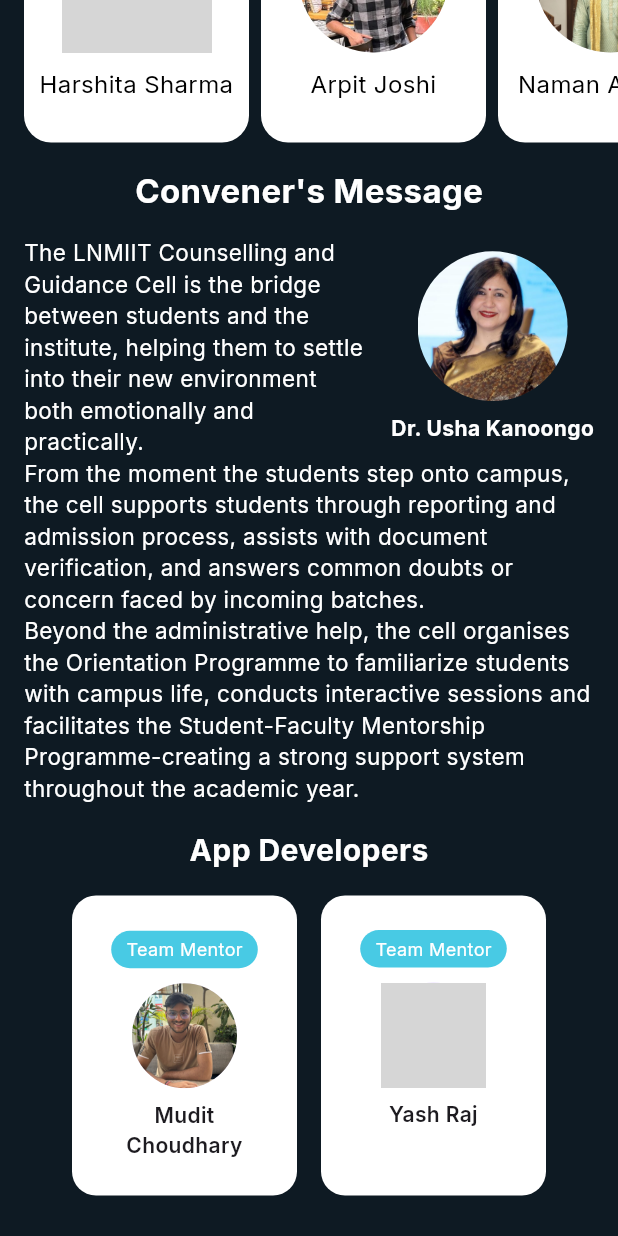
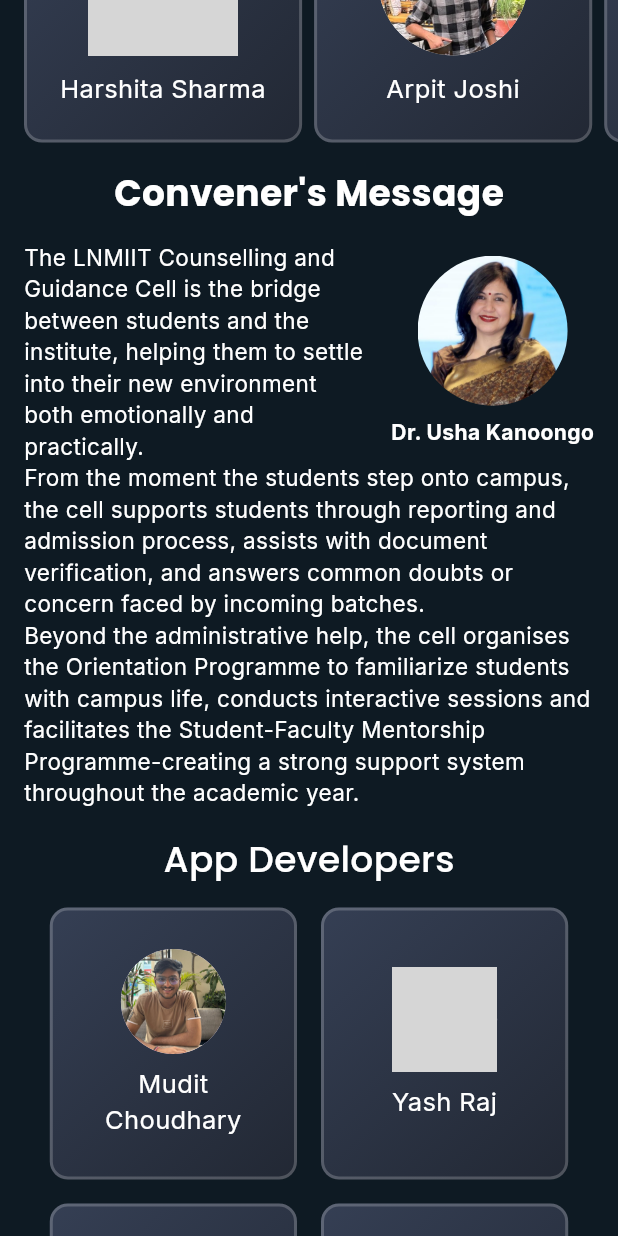
Before and after one commit to ZenithRizz/ccell, a Flutter app: the AboutCCellPage screen opened directly, scrolled down 1152 dp, on a phone screen of 412 x 824 dp. Run offline on Flutter 3.47's test engine with Material 3 defaults, Android fonts, the phone set to English and light mode, and no system bars; our stand-ins replace firebase_auth, firebase_core, google_fonts, google_sign_in, image_picker, salomon_bottom_bar and 1 more; accounts and stored records are empty; grey boxes are pictures that could not be loaded.

Commit message:
updated about page

```diff
--- a/lib/AboutCCellPage.dart
+++ b/lib/AboutCCellPage.dart
@@ -1,4 +1,5 @@
 import 'package:flutter/material.dart';
+import 'package:google_fonts/google_fonts.dart';
 import 'package:login_page/NewMember.dart';
 
 import 'package:login_page/TeamMentors.dart';
@@ -47,11 +48,11 @@ class AboutCCellPage extends StatelessWidget {
 
             const SizedBox(height: 50),
 
-            const Padding(
+            Padding(
               padding: EdgeInsets.all(16.0),
               child: Text(
                 "The LNM Institute of Information Technology",
-                style: TextStyle(
+                style: GoogleFonts.poppins(
                   color: Colors.white,
                   fontSize: 25,
                   fontWeight: FontWeight.bold,
@@ -61,11 +62,11 @@ class AboutCCellPage extends StatelessWidget {
 
             const SizedBox(height: 10),
 
-            const Padding(
+            Padding(
               padding: EdgeInsets.symmetric(horizontal: 16.0),
               child: Text(
                 "The Counseling Cell at LNMIIT fosters mental well-being and provides support through peer mentorship, professional guidance, and proactive outreach initiatives.",
-                style: TextStyle(color: Colors.white),
+                style: GoogleFonts.inter(color: Colors.white),
               ),
             ),
 
@@ -200,125 +201,25 @@ class NewSection extends StatelessWidget {
       children: [
         Text(
           title,
-          style: const TextStyle(
+          style: GoogleFonts.poppins(
             color: Colors.white,
-            fontSize: 20,
-            fontWeight: FontWeight.bold,
+            fontSize: 24,
+            fontWeight: FontWeight.w500,
           ),
-        ),
-
-        Row(
-          mainAxisAlignment: MainAxisAlignment.center,
-          children: [
-
-            Padding(
-              padding: const EdgeInsets.all(16.0),
-              child: Container(
-                height: 200,
-                width: 150,
-                padding: EdgeInsets.all(18),
-                decoration: BoxDecoration(
-                  color: Colors.white,
-                  borderRadius: BorderRadius.circular(16),
-                ),
-                child: Column(
-                  mainAxisAlignment: MainAxisAlignment.center,
-                  mainAxisSize: MainAxisSize.min,
-                  children: [
-                    Container(
-                      padding: const EdgeInsets.symmetric(
-                        horizontal: 10,
-                        vertical: 4,
-                      ),
-                      decoration: BoxDecoration(
-                        color: Color(0xFF48cae4),
-                        borderRadius: BorderRadius.circular(18),
-                      ),
-                      child: Text(
-                        'Team Mentor',
-                        style: const TextStyle(
-                          color: Colors.white,
-                          fontSize: 12,
-                        ),
-                      ),
-                    ),
-                    SizedBox(height: 10),
-                    CircleAvatar(
-                      radius: 35,
-                      backgroundImage: AssetImage(
-                        'assets/images/mudit_img.jpg',
-                      ),
-                    ),
-                    SizedBox(height: 8),
-                    Text(
-                      'Mudit Choudhary',
-                      textAlign: TextAlign.center,
-                      style: TextStyle(
-                        fontWeight: FontWeight.w600,
-                        fontSize: 14,
-                      ),
-                    ),
-                  ],
-                ),
-              ),
-            ),
-
-            Padding(
-              padding: const EdgeInsets.only(right: 16.0),
-              child: Container(
-                height: 200,
-                width: 150,
-                padding: EdgeInsets.all(18),
-                decoration: BoxDecoration(
-                  color: Colors.white,
-                  borderRadius: BorderRadius.circular(16),
-                ),
-                child: Column(
-
-                  mainAxisSize: MainAxisSize.min,
-                  children: [
-                    SizedBox(height: 5,),
-                    Container(
-                      padding: const EdgeInsets.symmetric(
-                        horizontal: 10,
-                        vertical: 4,
-                      ),
-                      decoration: BoxDecoration(
-                        color: Color(0xFF48cae4),
-                        borderRadius: BorderRadius.circular(18),
-                      ),
-                      child: Text(
-                        'Team Mentor',
-                        style: const TextStyle(
-                          color: Colors.white,
-                          fontSize: 12,
-                        ),
-                      ),
-                    ),
-                    SizedBox(height: 10),
-                    CircleAvatar(
-                      radius: 35,
-                      backgroundImage: AssetImage('assets/images/yash_raj.jpg'),
-                    ),
-                    SizedBox(height: 8),
-                    Text(
-                      'Yash Raj',
-                      textAlign: TextAlign.center,
-                      style: TextStyle(
-                        fontWeight: FontWeight.w600,
-                        fontSize: 14,
-                      ),
-                    ),
-                  ],
-                ),
-              ),
-            ),
-          ],
         ),
 
         SizedBox(height: 16),
         Column(
           children: [
+             Row(
+              mainAxisAlignment: MainAxisAlignment.center,
+              children: [
+                developerCard("Mudit Choudhary", "assets/images/mudit_img.jpg"),
+                SizedBox(width: 16),
+                developerCard("Yash Raj", "assets/images/yash_raj.jpg"),
+              ],
+            ),
+            SizedBox(height: 16),
             Row(
               mainAxisAlignment: MainAxisAlignment.center,
               children: [
@@ -353,48 +254,27 @@ class NewSection extends StatelessWidget {
   }
 }
 
-class NewCard extends StatelessWidget {
-  final NewMember member;
-
-  const NewCard({super.key, required this.member});
-
-  @override
-  Widget build(BuildContext context) {
-    return Container(
-      width: 150,
-      height: 200,
-      decoration: BoxDecoration(
-        color: Colors.white,
-        borderRadius: BorderRadius.circular(18),
-      ),
-      child: Column(
-        children: [
-          const SizedBox(height: 20),
-          CircleAvatar(
-            radius: 50,
-            backgroundImage: AssetImage(member.imagePath),
-            backgroundColor: Colors.grey.shade300,
-          ),
-          const SizedBox(height: 10),
-          Text(
-            member.name,
-            style: const TextStyle(color: Colors.black, fontSize: 16),
-            textAlign: TextAlign.center,
-          ),
-        ],
-      ),
-    );
-  }
-}
 
 Widget developerCard(String name, String imagePath) {
+
+
+  return LayoutBuilder(
+    builder: (context,constraints) {
+       double screenWidth = MediaQuery.of(context).size.width;
+    double cardWidth = screenWidth / 2.5; // tweak this factor for balance
+    double cardHeight = cardWidth * 1.1; // adjust ratio to your liking
       return Container(
-    height: 160,
-    width: 150,
+        height: cardHeight,
+        width: cardWidth,
         padding: EdgeInsets.all(12),
         decoration: BoxDecoration(
-      color: Colors.white,
-      borderRadius: BorderRadius.circular(16),
+          gradient: const LinearGradient(
+            colors: [Color(0xFF353F54),Color(0xFF222834),],
+            begin: Alignment.topLeft,
+            end: Alignment.bottomRight,
+          ),
+          borderRadius: BorderRadius.circular(12),
+          border: Border.all(color: Colors.white.withOpacity(0.2), width: 2)
         ),
         child: Column(
           mainAxisAlignment: MainAxisAlignment.center,
@@ -405,9 +285,11 @@ Widget developerCard(String name, String imagePath) {
             Text(
               name,
               textAlign: TextAlign.center,
-          style: TextStyle(fontWeight: FontWeight.w600, fontSize: 14),
+              style: GoogleFonts.inter(color: Colors.white, fontSize: 17),
             ),
           ],
         ),
       );
     }
+  );
+}
--- a/lib/TeamMentors.dart
+++ b/lib/TeamMentors.dart
@@ -1,5 +1,6 @@
 
 import 'package:flutter/material.dart';
+import 'package:google_fonts/google_fonts.dart';
 import 'package:login_page/NewMember.dart';
 
 class TeamMentors extends StatelessWidget {
@@ -14,10 +15,10 @@ class TeamMentors extends StatelessWidget {
       children: [
         Text(
           title,
-          style: const TextStyle(
+          style: GoogleFonts.poppins(
             color: Colors.white,
             fontSize: 20,
-            fontWeight: FontWeight.bold,
+            fontWeight: FontWeight.w500,
           ),
         ),
 
@@ -47,13 +48,22 @@ class MentorCard  extends StatelessWidget {
 
   @override
   Widget build(BuildContext context) {
+    double screenWidth = MediaQuery.of(context).size.width;
+   double screenHeight = MediaQuery.of(context).size.width;
+    double cardWidth = screenWidth * 0.45;
+  double cardHeight = screenWidth * 0.4;
     return Container(
-      width: 150,
-      height: 200,
-      decoration: BoxDecoration(
-        color: Colors.white,
-        borderRadius: BorderRadius.circular(18),
-      ),
+      width: cardWidth,
+      height: cardHeight,
+     decoration: BoxDecoration(
+          gradient: const LinearGradient(
+            colors: [Color(0xFF353F54),Color(0xFF222834),],
+            begin: Alignment.topLeft,
+            end: Alignment.bottomRight,
+          ),
+          borderRadius: BorderRadius.circular(12),
+          border: Border.all(color: Colors.white.withOpacity(0.2), width: 2)
+        ),
       child: Column(
         children: [
           const SizedBox(height: 20),
@@ -65,7 +75,7 @@ class MentorCard  extends StatelessWidget {
           const SizedBox(height: 10),
           Text(
             member.name,
-            style: const TextStyle(color: Colors.black, fontSize: 16),
+           style: GoogleFonts.inter(color: Colors.white, fontSize: 17),
             textAlign: TextAlign.center,
           ),
         ],
--- a/lib/convenerMessage.dart
+++ b/lib/convenerMessage.dart
@@ -1,4 +1,5 @@
 import 'package:flutter/material.dart';
+import 'package:google_fonts/google_fonts.dart';
 
 class convenerMessageSection extends StatelessWidget {
   const convenerMessageSection({super.key});
@@ -12,11 +13,11 @@ class convenerMessageSection extends StatelessWidget {
         children: [
           Text(
             "Convener's Message",
-            style: TextStyle(
-              fontSize: 22,
-              fontWeight: FontWeight.bold,
-            color: Colors.white
-            ),
+            style : GoogleFonts.poppins(
+            color: Colors.white,
+            fontSize: 24,
+            fontWeight: FontWeight.bold,
+          ),
           ),
           SizedBox(height: 16),
           Column(
--- a/lib/member_card.dart
+++ b/lib/member_card.dart
@@ -1,4 +1,5 @@
 import 'package:flutter/material.dart';
+import 'package:google_fonts/google_fonts.dart';
 import 'package:url_launcher/url_launcher.dart';
 import 'member.dart';
 
@@ -24,16 +25,21 @@ class MemberCard extends StatelessWidget {
   @override
   Widget build(BuildContext context) {
     double screenWidth = MediaQuery.of(context).size.width;
-
+   double screenHeight = MediaQuery.of(context).size.width;
     double cardWidth = screenWidth * 0.45;
-
+  double cardHeight = screenWidth * 0.45;
     return Container(
       width: cardWidth,
-      height: 220,
+      height: cardHeight,
       decoration: BoxDecoration(
-        color: Colors.white,
-        borderRadius: BorderRadius.circular(18),
-      ),
+          gradient: const LinearGradient(
+            colors: [Color(0xFF353F54),Color(0xFF222834),],
+            begin: Alignment.topLeft,
+            end: Alignment.bottomRight,
+          ),
+          borderRadius: BorderRadius.circular(12),
+          border: Border.all(color: Colors.white.withOpacity(0.2), width: 2)
+        ),
       child: Column(
         children: [
           const SizedBox(height: 20),
@@ -47,13 +53,9 @@ class MemberCard extends StatelessWidget {
             padding: const EdgeInsets.symmetric(horizontal: 8.0),
             child: Text(
               member.name,
-              style: const TextStyle(
-                color: Colors.black,
-                fontSize: 16,
-                fontWeight: FontWeight.w500,
-              ),
+              style: GoogleFonts.inter(color: Colors.white, fontSize: 17),
               textAlign: TextAlign.center,
-              maxLines: 2,
+              maxLines: 1,
             overflow: TextOverflow.ellipsis,
             ),
           ),
--- a/lib/member_section.dart
+++ b/lib/member_section.dart
@@ -1,4 +1,5 @@
 import 'package:flutter/material.dart';
+import 'package:google_fonts/google_fonts.dart';
 import 'member.dart';
 import 'member_card.dart';
 
@@ -19,10 +20,10 @@ class MemberSection extends StatelessWidget {
       children: [
         Text(
           title,
-          style: const TextStyle(
+          style: GoogleFonts.poppins(
             color: Colors.white,
             fontSize: 20,
-            fontWeight: FontWeight.bold,
+            fontWeight: FontWeight.w500,
           ),
         ),
         const SizedBox(height: 10),
```
Lines whose indentation alone changed are shown as unchanged.
